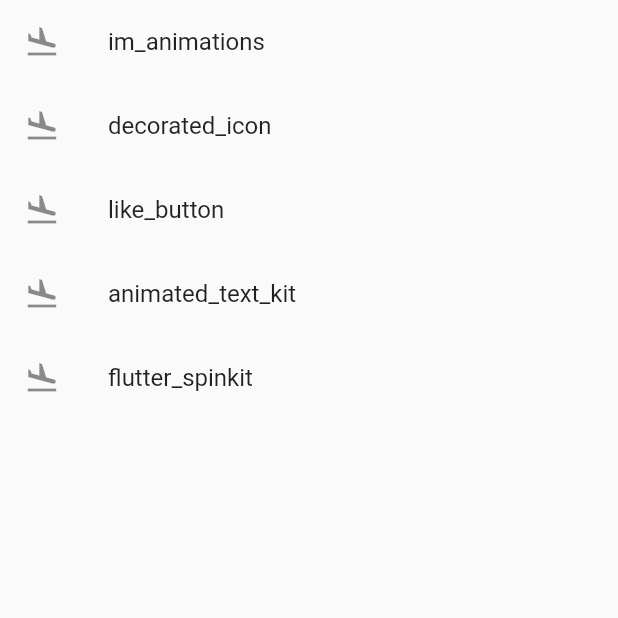
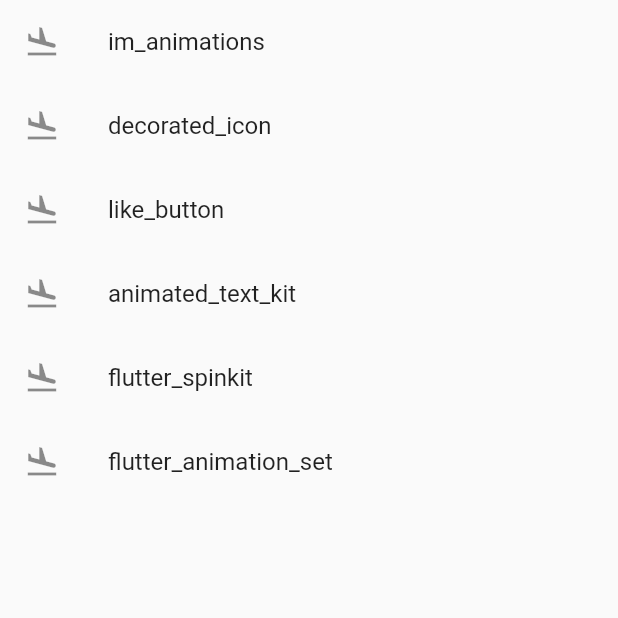
Before and after one commit to linnefromice/flutter_sandbox, a Flutter app: the screen it shows after launch, on a phone screen of 412 x 824 dp, the top half of it. Run offline on Flutter 3.47's test engine with Material 2 defaults, Android fonts, the phone set to English and light mode, and no system bars; our stand-ins replace animated_text_kit, flutter_spinkit, like_button; missing offline and left inert: decorated_icon, im_animations.

Commit message:
update route setting

```diff
--- a/lib/main.dart
+++ b/lib/main.dart
@@ -1,6 +1,7 @@
 import 'package:flutter/material.dart';
 import 'package:linnefromice/views/screens/animated_text_kit_screen.dart';
 import 'package:linnefromice/views/screens/decorated_icon_screen.dart';
+import 'package:linnefromice/views/screens/flutter_animation_set_screen.dart';
 import 'package:linnefromice/views/screens/flutter_spinkit_screen.dart';
 import 'package:linnefromice/views/screens/home_screen.dart';
 import 'package:linnefromice/views/screens/im_animations_screen.dart';
@@ -27,6 +28,7 @@ class App extends StatelessWidget {
         '/like_button': (context) => LikeButtonScreen(),
         '/animated_text_kit': (context) => AnimatedTextKitScreen(),
         '/flutter_spinkit': (context) => FlutterSpinkitScreen(),
+        '/flutter_animation_set': (context) => FlutterAnimationSetScreen(),
       },
     );
   }
--- a/lib/views/screens/home_screen.dart
+++ b/lib/views/screens/home_screen.dart
@@ -21,6 +21,10 @@ class HomeScreen extends StatelessWidget {
     {
       "label": "flutter_spinkit",
       "pathName": "/flutter_spinkit"
+    },
+    {
+      "label": "flutter_animation_set",
+      "pathName": "/flutter_animation_set"
     },
   ];
 
```
